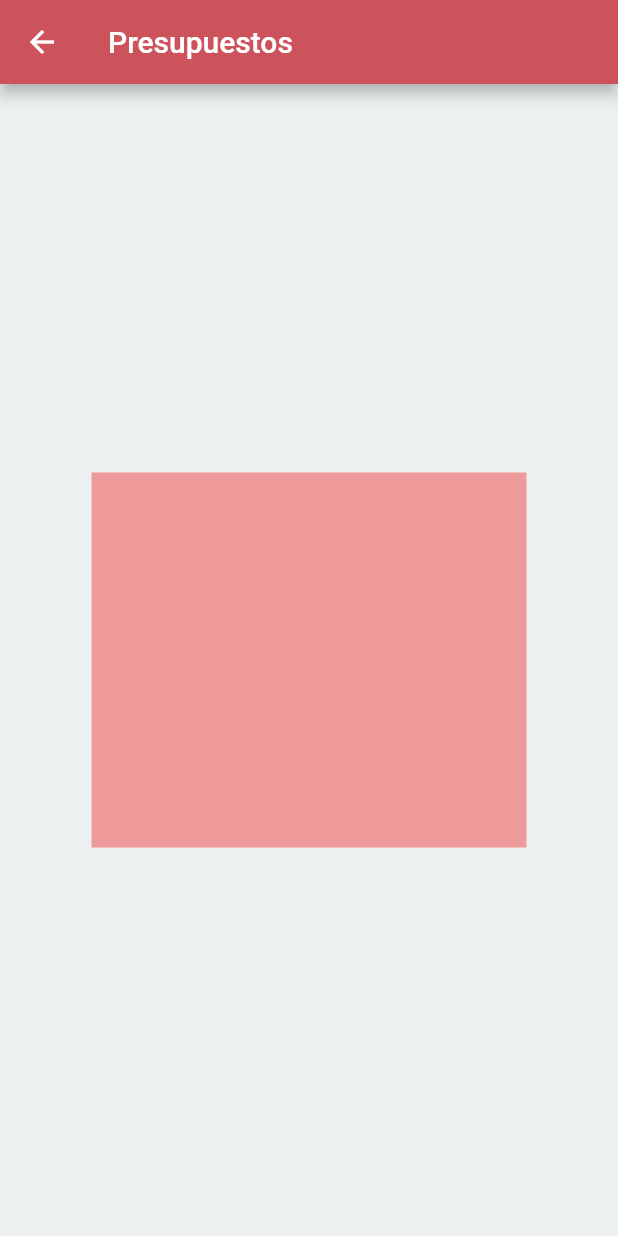
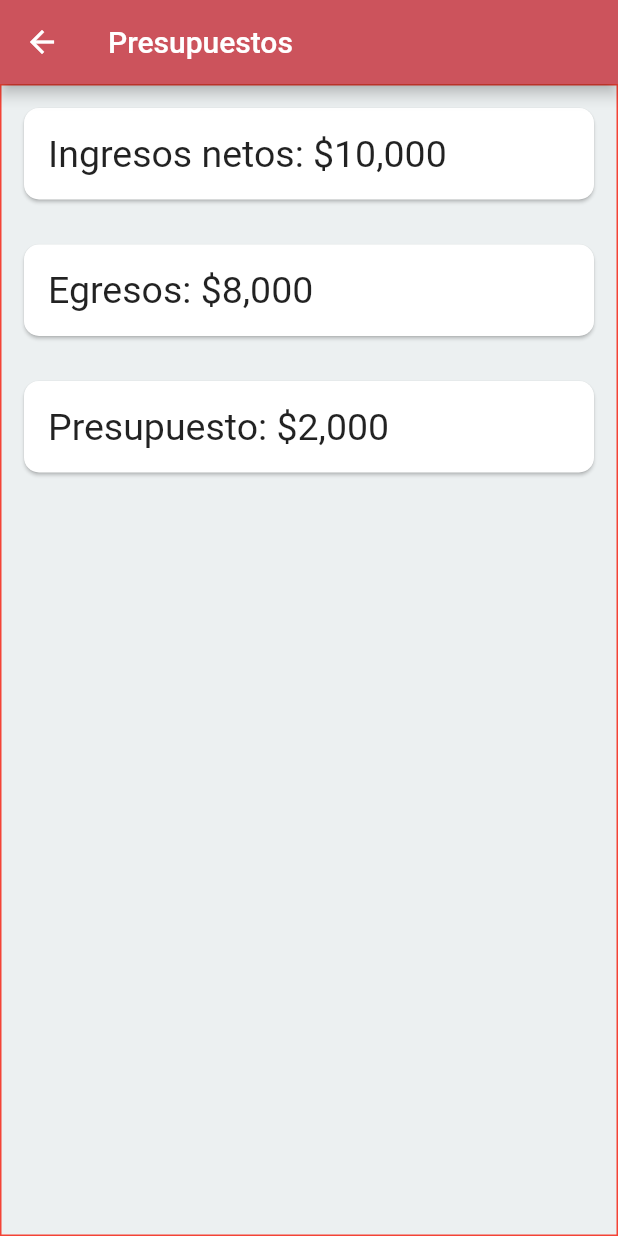
Before and after one commit to CARDONALUIS/AppFinanzasPersonales, a Flutter app: the PresupuestosPantalla screen opened directly, on a phone screen of 412 x 824 dp. Run offline on Flutter 3.47's test engine with Material 2 defaults, Android fonts, the phone set to English and light mode, and no system bars; missing offline and left inert: dart:html; Roboto replaces fonts that are missing (Georgia, Hind).

Commit message:
Presupuestos

```diff
--- a/appfinanzaspersonales/lib/Presupuesto.dart
+++ b/appfinanzaspersonales/lib/Presupuesto.dart
@@ -1,3 +1,5 @@
+import 'dart:html';
+
 import 'package:flutter/material.dart';
 
 class PresupuestosPantalla extends StatelessWidget {
@@ -7,19 +9,52 @@ class PresupuestosPantalla extends StatelessWidget {
       appBar: AppBar(
         title: Text("Presupuestos"),
       ),
-      body: Center(
-        child: Container(
-          height: 250.0,
-          width: 290.0,
-          color: Colors.red[200],
-          margin: EdgeInsets.all(15),
-          child: Align(
-            alignment: Alignment.topRight,
+      body: Container(
+        decoration: BoxDecoration(border: Border.all(color: Colors.red)),
+        child: Center(
+          child: Column(
+            crossAxisAlignment: CrossAxisAlignment.center,
+            children: <Widget>[
+              SizedBox(
+                width: double.infinity,
+                child: CreaCard("Ingresos netos: \$", "10,000"),
+              ),
+              SizedBox(
+                width: double.infinity,
+                child: CreaCard("Egresos: \$", "8,000"),
+              ),
+              SizedBox(
+                width: double.infinity,
+                child: CreaCard("Presupuesto: \$", "2,000"),
+              ),
+            ],
           ),
         ),
       ),
-
     );
-
   }
 }
+
+Card CreaCard(String texto, String valor) {
+  return Card(
+    shape: RoundedRectangleBorder(borderRadius: BorderRadius.circular(10)),
+    margin: EdgeInsets.all(15),
+    child: Padding(
+      padding: EdgeInsets.all(16.0),
+      child: Row(children: <Widget>[
+        Container(
+          // decoration: BoxDecoration(border: Border.all(color: Colors.red)),
+          // alignment: Alignment.center,
+          child: Text(texto,
+              textAlign: TextAlign.left, style: TextStyle(fontSize: 25)),
+        ),
+        Container(
+          // decoration: BoxDecoration(border: Border.all(color: Colors.red)),
+          // alignment: Alignment.center,
+          child: Text(valor,
+              textAlign: TextAlign.left, style: TextStyle(fontSize: 25)),
+        ),
+      ]),
+    ),
+  );
+}
```
